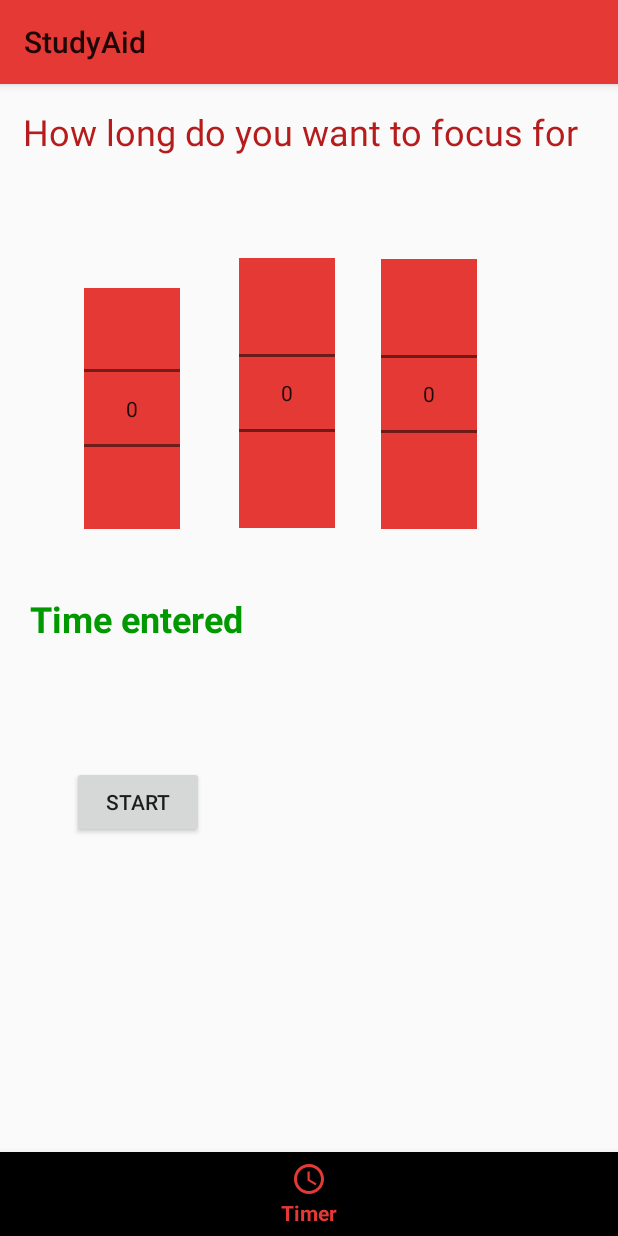
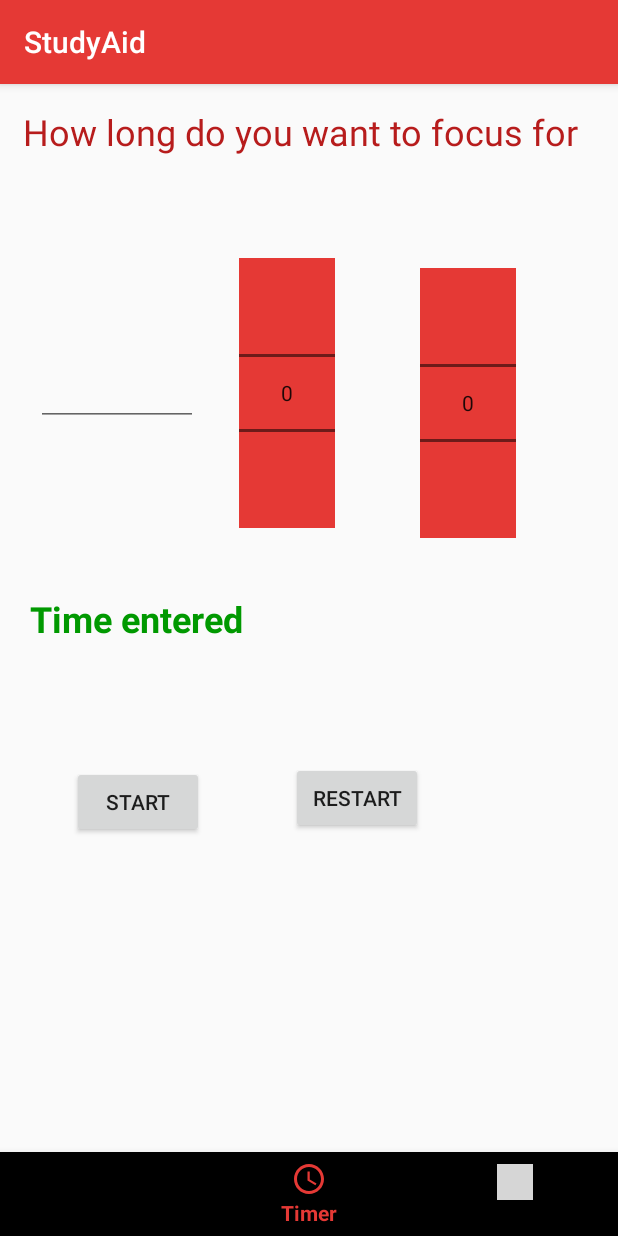
Before and after one commit to FranciscaMasombo/FYP, an Android app: the Focus_On_Activity screen opened directly, with no data from a screen before it, item 2 of the bottom bar chosen, on a phone screen of 412 x 824 dp. Run offline under Robolectric (Android 15) with nearby library versions, the phone set to English and light mode, and no system bars; our stand-ins replace Room's generated code; pictures from the network do not load; 1 statement that could not run was skipped; grey boxes are pictures that could not be loaded.

Commit message:
Notes fully working just need to fix a few bugs

```diff
--- a/app/src/main/java/ie/fran/fyp/Focus_On/AppsFragment.java
+++ b/app/src/main/java/ie/fran/fyp/Focus_On/AppsFragment.java
@@ -2,7 +2,6 @@ package ie.fran.fyp.Focus_On;
 
 import android.annotation.SuppressLint;
 import android.content.Context;
-import android.content.pm.ApplicationInfo;
 import android.content.pm.PackageManager;
 import android.os.AsyncTask;
 import android.os.Bundle;
@@ -22,7 +21,7 @@ import java.util.List;
 
 import ie.fran.fyp.R;
 
-
+//  TODO add a progress bar to the apps page
 public class AppsFragment extends Fragment implements SearchView.OnQueryTextListener{
 
     private RecyclerView recyclerView;
--- a/app/src/main/java/ie/fran/fyp/Focus_On/TimerFragment.java
+++ b/app/src/main/java/ie/fran/fyp/Focus_On/TimerFragment.java
@@ -9,8 +9,6 @@ import android.view.ViewGroup;
 import android.widget.Button;
 import android.widget.NumberPicker;
 import android.widget.TextView;
-import android.widget.TimePicker;
-import android.widget.Toast;
 
 import ie.fran.fyp.R;
 
@@ -20,33 +18,56 @@ public class TimerFragment extends Fragment {
     NumberPicker sec;
     NumberPicker min;
     NumberPicker hours;
-    Button start;
-    TimePicker simpleTimePicker;
+    Button start, restart;
+
+    private boolean mTimerRunning;
+
     @Nullable
     @Override
     public View onCreateView(LayoutInflater inflater, @Nullable ViewGroup container, @Nullable Bundle savedInstanceState) {
         View view = inflater.inflate(R.layout.fragment_timer, container, false);
 
         //  initiate the view's
-        header =  view.findViewById(R.id.header);
-        time =  view.findViewById(R.id.time);
+        header = view.findViewById(R.id.header);
+        time = view.findViewById(R.id.time);
         sec = view.findViewById(R.id.sec);
         min = view.findViewById(R.id.min);
-        hours =  view.findViewById(R.id.hours);
-        start =  view.findViewById(R.id.start);
+        hours = view.findViewById(R.id.hours);
+        start = view.findViewById(R.id.start);
+        restart = view.findViewById(R.id.restart);
+        start.setOnClickListener(new View.OnClickListener() {
 
-        simpleTimePicker.setIs24HourView(false); // used to display AM/PM mode
-        // perform set on time changed listener event
-        simpleTimePicker.setOnTimeChangedListener(new TimePicker.OnTimeChangedListener() {
             @Override
-            public void onTimeChanged(TimePicker view, int hourOfDay, int minute) {
-                // display a toast with changed values of time picker
-
-              //  Toast.makeText(hourOfDay + "  " + minute, Toast.LENGTH_SHORT).show();
-                time.setText("Time is :: " + hours + " : " + min); // set the current time in text view
+            public void onClick(View v) {
+                if (mTimerRunning) {
+                    pauseTimer();
+                } else {
+                    startTimer();
+                }
             }
         });
+
+        restart.setOnClickListener(new View.OnClickListener() {
+            @Override
+            public void onClick(View v) {
+                ResetTimer();
+            }
+        });
+        updateCountDownText();
         return view;
+    }
+
+    private void updateCountDownText() {
+    }
+
+    private void pauseTimer() {
+    }
+
+    private void ResetTimer() {
+    }
+
+    private void startTimer() {
 
     }
+
 }
--- a/app/src/main/res/layout/app_bar_main.xml
+++ b/app/src/main/res/layout/app_bar_main.xml
@@ -4,7 +4,7 @@
     xmlns:tools="http://schemas.android.com/tools"
     android:layout_width="match_parent"
     android:layout_height="match_parent"
-    tools:context=".MainActivity">
+    tools:context=".Dashboard">
 
     <android.support.design.widget.AppBarLayout
         android:layout_width="match_parent"
--- a/app/src/main/res/layout/content_main.xml
+++ b/app/src/main/res/layout/content_main.xml
@@ -5,7 +5,7 @@
     android:layout_width="match_parent"
     android:layout_height="match_parent"
     app:layout_behavior="@string/appbar_scrolling_view_behavior"
-    tools:context=".MainActivity"
+    tools:context=".Dashboard"
     tools:showIn="@layout/app_bar_main">
 
     <RelativeLayout
--- a/app/src/main/res/layout/fragment_timer.xml
+++ b/app/src/main/res/layout/fragment_timer.xml
@@ -1,9 +1,7 @@
 <?xml version="1.0" encoding="utf-8"?>
 <RelativeLayout xmlns:android="http://schemas.android.com/apk/res/android"
-    xmlns:tools="http://schemas.android.com/tools"
     android:layout_width="match_parent"
-    android:layout_height="match_parent"
-    >
+    android:layout_height="match_parent">
 
     <NumberPicker
         android:id="@+id/sec"
@@ -11,8 +9,8 @@
         android:layout_height="wrap_content"
         android:layout_alignParentStart="true"
         android:layout_alignParentBottom="true"
-        android:layout_marginStart="254dp"
-        android:layout_marginBottom="415dp"
+        android:layout_marginStart="280dp"
+        android:layout_marginBottom="409dp"
         android:background="@color/RED" />
 
     <NumberPicker
@@ -52,18 +50,6 @@
         android:textSize="24sp"
         android:textStyle="bold" />
 
-    <NumberPicker
-        android:id="@+id/hours"
-        android:layout_width="wrap_content"
-        android:layout_height="wrap_content"
-        android:layout_alignParentStart="true"
-        android:layout_alignParentTop="true"
-        android:layout_alignParentBottom="true"
-        android:layout_marginStart="56dp"
-        android:layout_marginTop="136dp"
-        android:layout_marginBottom="415dp"
-        android:background="@color/RED" />
-
     <Button
         android:id="@+id/start"
         android:layout_width="wrap_content"
@@ -74,4 +60,25 @@
         android:layout_marginBottom="209dp"
         android:text="Start" />
 
+    <Button
+        android:id="@+id/restart"
+        android:layout_width="wrap_content"
+        android:layout_height="wrap_content"
+        android:layout_alignParentStart="true"
+        android:layout_alignParentBottom="true"
+        android:layout_marginStart="194dp"
+        android:layout_marginBottom="212dp"
+        android:text="Restart" />
+
+    <EditText
+        android:id="@+id/hours"
+        android:layout_width="108dp"
+        android:layout_height="71dp"
+        android:layout_alignParentStart="true"
+        android:layout_alignParentBottom="true"
+        android:layout_marginStart="24dp"
+        android:layout_marginBottom="484dp"
+        android:ems="10"
+        android:inputType="time" />
+
 </RelativeLayout>
--- a/app/src/main/res/menu/bottom_navigation.xml
+++ b/app/src/main/res/menu/bottom_navigation.xml
@@ -13,6 +13,6 @@
 
     <item
         android:id="@+id/nav_profile"
-        android:icon="@drawable/ic_person_black_24dp"
-        android:title="Task"/>
+        android:icon="@drawable/ic_dashboard_black_24dp"
+        android:title="Dashboard" />
 </menu>
--- a/app/src/main/res/values/colors.xml
+++ b/app/src/main/res/values/colors.xml
@@ -11,7 +11,7 @@
     <color name="yellow">#EED45A</color>
     <color name="yellow_dark">#d4bb46</color>
     <color name="lime">#BCE24A</color>
-    <color name="lime_dark">#9dbf35</color>
+    <color name="lime_dark">#9DBF35</color>
     <color name="green">#48D26B</color>
     <color name="green_dark">#36b957</color>
     <color name="blue">#48DFE1</color>
--- a/app/src/main/res/values/styles.xml
+++ b/app/src/main/res/values/styles.xml
@@ -17,7 +17,7 @@
 
     <style name="AppTheme.PopupOverlay" parent="ThemeOverlay.AppCompat.Light" />
 
-    <style name="ThemeFocusOn" parent="Theme.AppCompat.Light">
+    <style name="ThemeFocusOn" parent="Theme.AppCompat.Light.DarkActionBar">
         <item name="colorPrimary">@color/RED</item>
         <item name="colorPrimaryDark">@color/red_dark</item>
         <item name="colorAccent">@color/RED</item>
@@ -30,7 +30,7 @@
         <item name="colorAccent">@color/orange</item>
     </style>
 
-    <style name="ThemeNote" parent="Theme.AppCompat.Light">
+    <style name="ThemeNote" parent="Theme.AppCompat.Light.DarkActionBar">
         <item name="colorPrimary">@color/lime</item>
         <item name="colorPrimaryDark">@color/lime_dark</item>
         <item name="colorAccent">@color/lime</item>
--- a/build.gradle
+++ b/build.gradle
@@ -9,8 +9,8 @@ buildscript {
         }
     }
     dependencies {
-        classpath 'com.android.tools.build:gradle:3.3.0'
-        classpath 'com.google.gms:google-services:4.1.0'
+        classpath 'com.android.tools.build:gradle:3.3.1'
+        classpath 'com.google.gms:google-services:4.2.0'
 
         // NOTE: Do not place your application dependencies here; they belong
         // in the individual module build.gradle files
```
Also changed, not shown: app/build.gradle (+49 -0 lines), app/src/main/AndroidManifest.xml (+20 -11 lines), app/src/main/java/ie/fran/fyp/Dashboard.java (renamed from app/src/main/java/ie/fran/fyp/MainActivity.java, +16 -15 lines), app/src/main/java/ie/fran/fyp/Focus_On/Focus_On_Activity.java (+2 -9 lines), app/src/main/java/ie/fran/fyp/Note_Activity.java (deleted, +0 -13 lines), app/src/main/java/ie/fran/fyp/Notes/Note_Activity.java (added, +169 -0 lines), app/src/main/res/layout/activity_note_.xml (+11 -4 lines), app/src/main/res/values/strings.xml (+7 -0 lines).
